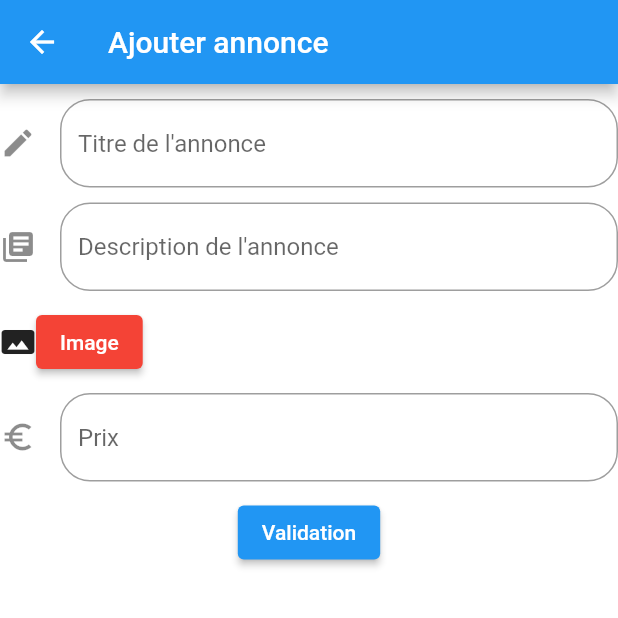
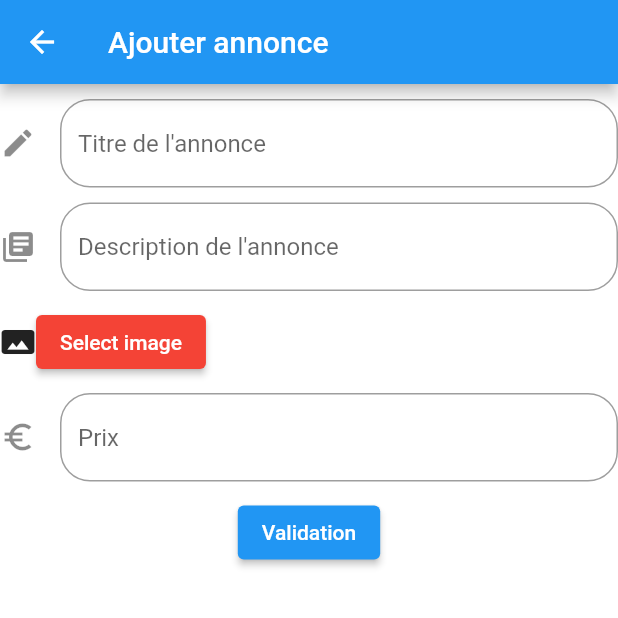
Before and after one commit to StAntho/flutter_clone_bon_coin, a Flutter app: the AddAnnonce screen opened directly, after a tap on "Validation", on a phone screen of 412 x 824 dp, the top half of it. Run offline on Flutter 3.47's test engine with Material 2 defaults, Android fonts, the light colour scheme and no system bars; our stand-ins replace cloud_firestore, file_picker, firebase_auth, firebase_core, firebase_storage, random_string; accounts and stored records are empty; network calls fail.

Commit message:
Add annonce

```diff
--- a/lib/View/AddAnnonce.dart
+++ b/lib/View/AddAnnonce.dart
@@ -13,10 +13,11 @@ class AddAnnonce extends StatefulWidget {
 }
 
 class AddAnnonceState extends State<AddAnnonce> {
-  String mail = "";
-  String password = "";
-  String prenom = "";
-  String nom = "";
+  String id = "";
+  String title = "";
+  String description = "";
+  String image = "";
+  double price = 0;
   String? nomImage;
   String? urlImage;
   Uint8List? bytesImage;
@@ -35,7 +36,7 @@ class AddAnnonceState extends State<AddAnnonce> {
   Widget AnnonceForm() {
     return SingleChildScrollView(
       child: Column(
-        children: [
+        children: <Widget>[
           const SizedBox(height: 10),
           //Afficher le nom suivant les différents cas
           TextField(
@@ -46,7 +47,7 @@ class AddAnnonceState extends State<AddAnnonce> {
                       borderRadius: BorderRadius.circular(20))),
               onChanged: (String value) {
                 setState(() {
-                  nom = value;
+                  title = value;
                 });
               }),
           const SizedBox(height: 10),
@@ -58,7 +59,7 @@ class AddAnnonceState extends State<AddAnnonce> {
                       borderRadius: BorderRadius.circular(20))),
               onChanged: (String value) {
                 setState(() {
-                  prenom = value;
+                  description = value;
                 });
               }),
           const SizedBox(height: 10),
@@ -73,12 +74,13 @@ class AddAnnonceState extends State<AddAnnonce> {
                 onPressed: () {
                   pickImage();
                 },
-                child: Text('Image'),
+                child: Text('Select image'),
               ),
             ],
           ),
           const SizedBox(height: 10),
           TextField(
+              keyboardType: TextInputType.number,
               decoration: InputDecoration(
                   hintText: "Prix",
                   icon: const Icon(Icons.euro_symbol),
@@ -86,7 +88,8 @@ class AddAnnonceState extends State<AddAnnonce> {
                       borderRadius: BorderRadius.circular(20))),
               onChanged: (String value) {
                 setState(() {
-                  mail = value;
+                  price = double.parse(value);
+                  ;
                 });
               }),
 
@@ -95,9 +98,13 @@ class AddAnnonceState extends State<AddAnnonce> {
 
           ElevatedButton(
               onPressed: () {
-                Map<String, dynamic> map;
+                Map<String, dynamic> map = {
+                  "TITLE": title,
+                  "DESCRIPTION": description,
+                  "PRICE": price,
+                };
                 String uid_annonce = randomAlphaNumeric(20);
-                // FirestoreHelper().addAnnonce(uid_annonce, map)
+                FirestoreHelper().addAnnonce(uid_annonce, map);
               },
               child: Text("Validation"))
         ],
```
